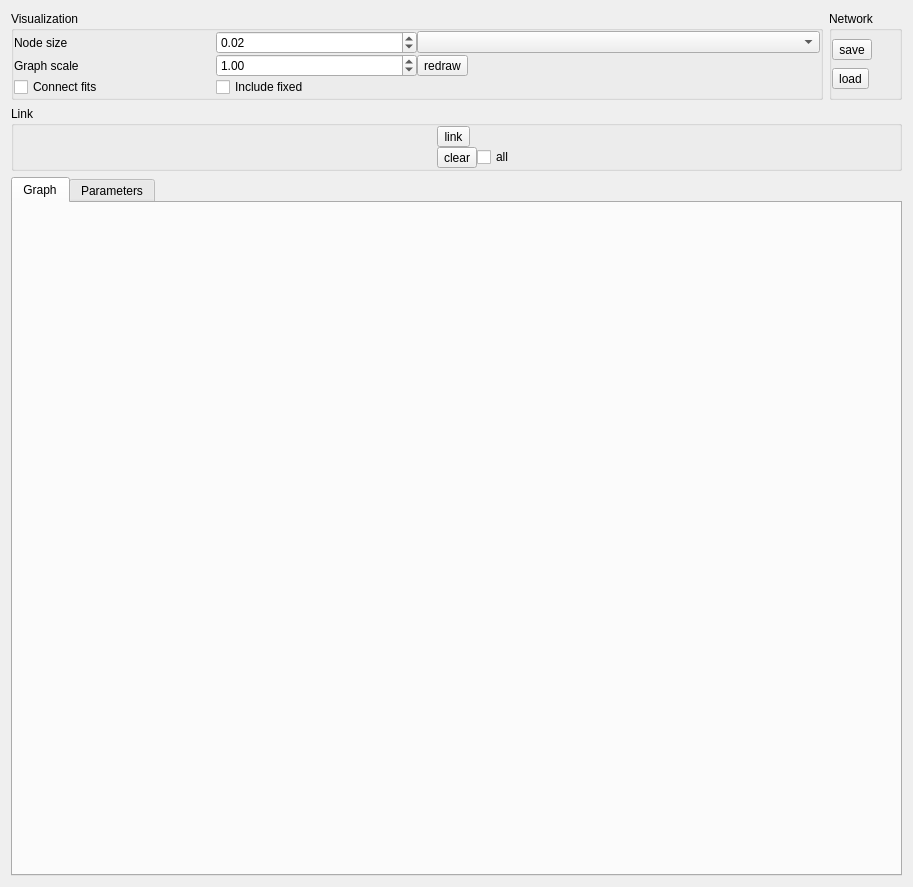
Old version of the form chisurf/plugins/core/globalview/gui/globalview.ui in the repository Fluorescence-Tools/chisurf.
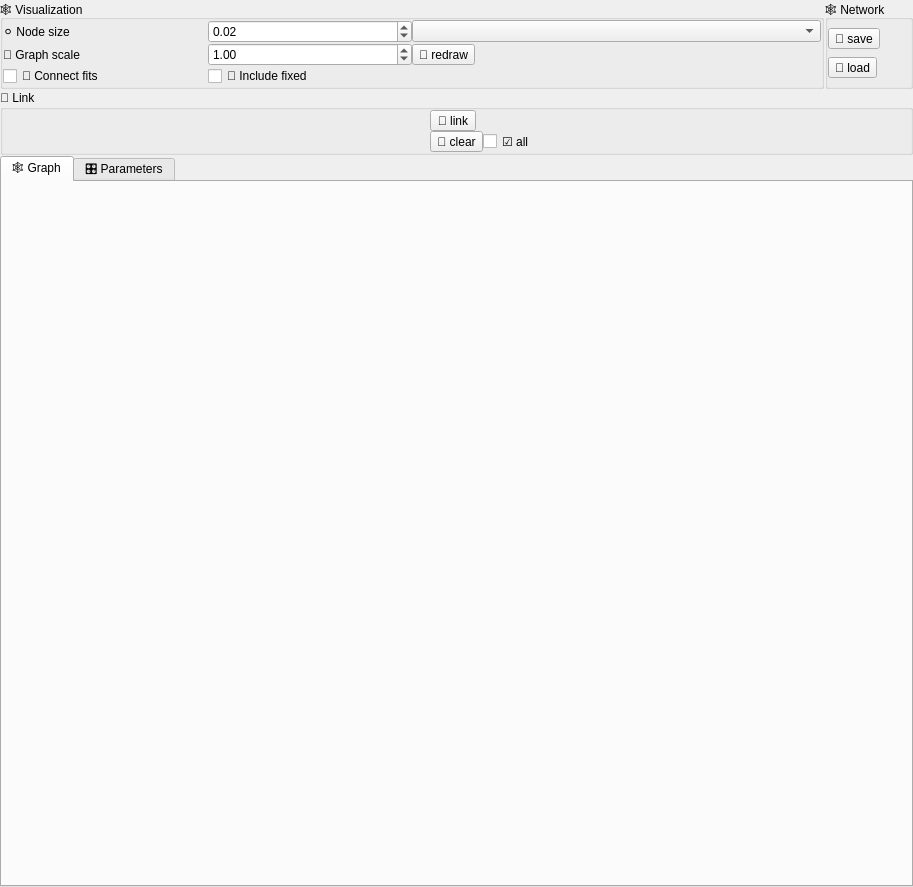
New version of the form.

Commit message: Polish GlobalView control layout

Patch:
```diff
--- a/chisurf/plugins/core/globalview/gui/globalview.ui
+++ b/chisurf/plugins/core/globalview/gui/globalview.ui
@@ -20,6 +20,21 @@
    <string>ChiSurf Network Visualization</string>
   </property>
   <layout class="QGridLayout" name="gridLayout_3">
+   <property name="leftMargin">
+    <number>0</number>
+   </property>
+   <property name="topMargin">
+    <number>0</number>
+   </property>
+   <property name="rightMargin">
+    <number>0</number>
+   </property>
+   <property name="bottomMargin">
+    <number>0</number>
+   </property>
+   <property name="spacing">
+    <number>1</number>
+   </property>
    <item row="0" column="0">
     <widget class="QGroupBox" name="groupBox_2">
      <property name="sizePolicy">
@@ -29,7 +44,7 @@
       </sizepolicy>
      </property>
      <property name="title">
-      <string>Visualization</string>
+      <string>🕸️ Visualization</string>
      </property>
      <layout class="QGridLayout" name="gridLayout_2">
       <property name="leftMargin">
@@ -50,7 +65,7 @@
       <item row="1" column="2" colspan="2">
        <widget class="QToolButton" name="toolButton_3">
         <property name="text">
-         <string>redraw</string>
+         <string>🔄 redraw</string>
         </property>
        </widget>
       </item>
@@ -73,7 +88,7 @@
       <item row="1" column="0">
        <widget class="QLabel" name="label_2">
         <property name="text">
-         <string>Graph scale</string>
+         <string>📏 Graph scale</string>
         </property>
        </widget>
       </item>
@@ -93,7 +108,7 @@
       <item row="0" column="0">
        <widget class="QLabel" name="label">
         <property name="text">
-         <string>Node size</string>
+         <string>⚪ Node size</string>
         </property>
        </widget>
       </item>
@@ -103,14 +118,14 @@
          <string>Connect fits is only to improve the vizual representation</string>
         </property>
         <property name="text">
-         <string>Connect fits</string>
+         <string>🔗 Connect fits</string>
         </property>
        </widget>
       </item>
       <item row="2" column="1">
        <widget class="QCheckBox" name="checkBox_include_fixed">
         <property name="text">
-         <string>Include fixed</string>
+         <string>📌 Include fixed</string>
         </property>
        </widget>
       </item>
@@ -126,7 +141,7 @@
       </sizepolicy>
      </property>
      <property name="title">
-      <string>Network</string>
+      <string>🕸️ Network</string>
      </property>
      <property name="alignment">
       <set>Qt::AlignLeading|Qt::AlignLeft|Qt::AlignTop</set>
@@ -150,14 +165,14 @@
       <item>
        <widget class="QToolButton" name="toolButton_4">
         <property name="text">
-         <string>save</string>
+         <string>💾 save</string>
         </property>
        </widget>
       </item>
       <item>
        <widget class="QToolButton" name="toolButton_5">
         <property name="text">
-         <string>load</string>
+         <string>📂 load</string>
         </property>
        </widget>
       </item>
@@ -173,7 +188,7 @@
       </sizepolicy>
      </property>
      <property name="title">
-      <string>Link</string>
+      <string>🔗 Link</string>
      </property>
      <layout class="QGridLayout" name="gridLayout">
       <property name="leftMargin">
@@ -194,14 +209,14 @@
       <item row="3" column="2">
        <widget class="QCheckBox" name="checkBox_3">
         <property name="text">
-         <string>all</string>
+         <string>☑️ all</string>
         </property>
        </widget>
       </item>
       <item row="3" column="1">
        <widget class="QToolButton" name="toolButton_2">
         <property name="text">
-         <string>clear</string>
+         <string>🧹 clear</string>
         </property>
        </widget>
       </item>
@@ -232,7 +247,7 @@
       <item row="1" column="1" colspan="2">
        <widget class="QToolButton" name="toolButton">
         <property name="text">
-         <string>link</string>
+         <string>🔗 link</string>
         </property>
        </widget>
       </item>
@@ -246,13 +261,29 @@
      </property>
      <widget class="QWidget" name="graphTab">
       <attribute name="title">
-       <string>Graph</string>
+       <string>🕸️ Graph</string>
       </attribute>
-      <layout class="QVBoxLayout" name="graphTabLayout"/>
+      <layout class="QVBoxLayout" name="graphTabLayout">
+       <property name="leftMargin">
+        <number>0</number>
+       </property>
+       <property name="topMargin">
+        <number>0</number>
+       </property>
+       <property name="rightMargin">
+        <number>0</number>
+       </property>
+       <property name="bottomMargin">
+        <number>0</number>
+       </property>
+       <property name="spacing">
+        <number>1</number>
+       </property>
+      </layout>
      </widget>
      <widget class="QWidget" name="paramsTab">
       <attribute name="title">
-       <string>Parameters</string>
+       <string>🎛️ Parameters</string>
       </attribute>
       <layout class="QVBoxLayout" name="paramsTabLayout"/>
      </widget>
```
Left out of the diff: 22 changed lines with no effect on the pictures. The commit also changes 3 other files.
